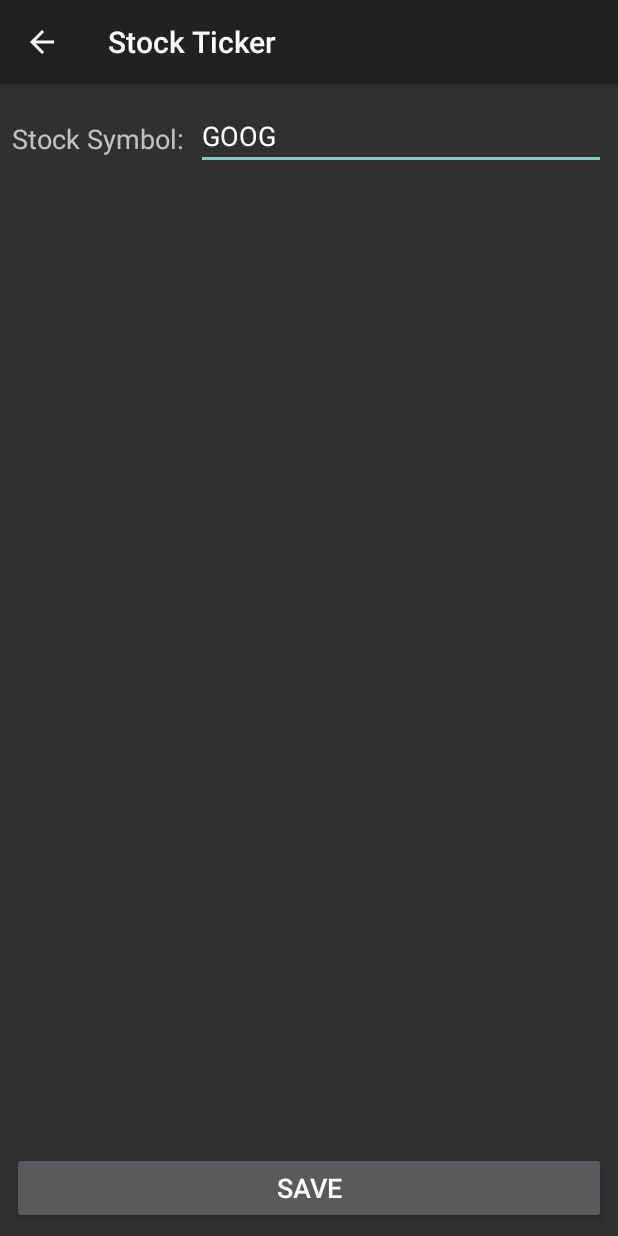
After one commit to vedant1811/stock-ticker, an Android app: the SettingsActivity screen opened directly, with no data from a screen before it, on a phone screen of 412 x 824 dp. The commit adds this screen. Run offline under Robolectric (Android 15) with nearby library versions, the phone set to English and light mode, and no system bars.

Commit message:
Created a settings activity

```diff
--- a/app/build.gradle
+++ b/app/build.gradle
@@ -25,6 +25,8 @@ dependencies {
     androidTestImplementation 'com.android.support.test:runner:1.0.1'
     androidTestImplementation 'com.android.support.test.espresso:espresso-core:3.0.1'
 
+    compile 'com.android.support:support-annotations:25.4.0'
+
     compile 'com.squareup.retrofit2:retrofit:2.3.0'
     compile 'com.squareup.retrofit2:converter-gson:2.3.0'
     compile 'com.jakewharton:butterknife:8.8.1'
--- a/app/src/main/AndroidManifest.xml
+++ b/app/src/main/AndroidManifest.xml
@@ -18,6 +18,11 @@
                 <category android:name="android.intent.category.LAUNCHER"/>
             </intent-filter>
         </activity>
+        <activity android:name=".SettingsActivity"
+                  android:parentActivityName=".MainActivity"
+                  android:windowSoftInputMode="adjustResize"
+            >
+        </activity>
     </application>
 
 </manifest>
--- /dev/null
+++ b/app/src/main/java/samples/stockticker/SettingsActivity.java
@@ -0,0 +1,13 @@
+package samples.stockticker;
+
+import android.app.Activity;
+import android.os.Bundle;
+
+public class SettingsActivity extends Activity {
+
+    @Override
+    protected void onCreate(Bundle savedInstanceState) {
+        super.onCreate(savedInstanceState);
+        setContentView(R.layout.activity_settings);
+    }
+}
--- /dev/null
+++ b/app/src/main/res/layout/activity_settings.xml
@@ -0,0 +1,44 @@
+<?xml version="1.0" encoding="utf-8"?>
+<android.support.constraint.ConstraintLayout
+    xmlns:android="http://schemas.android.com/apk/res/android"
+    xmlns:app="http://schemas.android.com/apk/res-auto"
+    xmlns:tools="http://schemas.android.com/tools"
+    android:layout_width="match_parent"
+    android:layout_height="match_parent"
+    tools:context="samples.stockticker.SettingsActivity">
+
+    <TextView
+        android:id="@+id/textView"
+        android:layout_width="wrap_content"
+        android:layout_height="wrap_content"
+        android:layout_marginStart="8dp"
+        android:layout_marginTop="24dp"
+        android:text="Stock Symbol:"
+        app:layout_constraintStart_toStartOf="parent"
+        app:layout_constraintTop_toTopOf="parent"
+        android:textSize="18sp"
+        />
+
+    <EditText
+        android:id="@+id/editText"
+        android:layout_width="0dp"
+        android:layout_height="wrap_content"
+        android:layout_marginEnd="8dp"
+        android:layout_marginStart="8dp"
+        android:layout_marginTop="12dp"
+        android:ems="10"
+        android:inputType="textPersonName"
+        android:text="GOOG"
+        app:layout_constraintEnd_toEndOf="parent"
+        app:layout_constraintStart_toEndOf="@+id/textView"
+        app:layout_constraintTop_toTopOf="parent"/>
+
+    <Button
+        android:id="@+id/save_button"
+        android:layout_width="match_parent"
+        android:layout_height="wrap_content"
+        android:layout_margin="8dp"
+        style="@android:style/TextAppearance.Medium"
+        android:text="Save"
+        app:layout_constraintBottom_toBottomOf="parent"/>
+</android.support.constraint.ConstraintLayout>
```
Also changed, not shown: app/src/main/java/samples/stockticker/MainActivity.java (+19 -1 lines), app/src/main/res/menu/main_activity.xml (added, +8 -0 lines).
